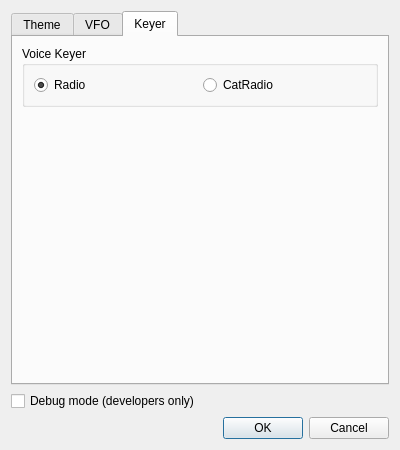
The window that dialogsetup.ui (PianetaRadio/CatRadio) describes before a commit, drawn with Qt 5.
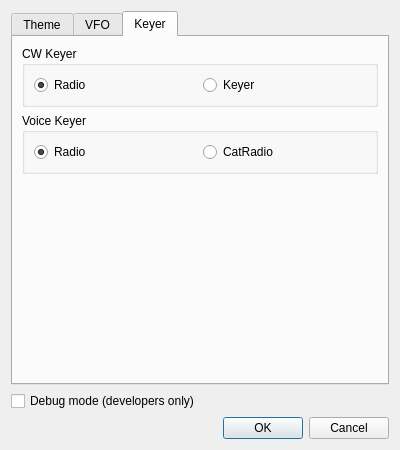
The same window after the commit. The open tabs and pages were chosen to show the change.

Commit message: Working on CW keyer

Diff of the .ui file:
```diff
--- a/dialogsetup.ui
+++ b/dialogsetup.ui
@@ -151,6 +151,32 @@
        <string>Keyer</string>
       </attribute>
       <layout class="QVBoxLayout" name="verticalLayout_3">
+       <item>
+        <widget class="QGroupBox" name="groupBox_cwKeyerMode">
+         <property name="title">
+          <string>CW Keyer</string>
+         </property>
+         <layout class="QHBoxLayout" name="horizontalLayout_5">
+          <item>
+           <widget class="QRadioButton" name="radioButton_cwKeyerMode_Radio">
+            <property name="text">
+             <string>Radio</string>
+            </property>
+            <property name="checked">
+             <bool>true</bool>
+            </property>
+           </widget>
+          </item>
+          <item>
+           <widget class="QRadioButton" name="radioButton_cwKeyerMode_Keyer">
+            <property name="text">
+             <string>Keyer</string>
+            </property>
+           </widget>
+          </item>
+         </layout>
+        </widget>
+       </item>
        <item>
         <widget class="QGroupBox" name="groupBox_voiceKeyerMode">
          <property name="title">
```
The commit also changes 12 other files.
